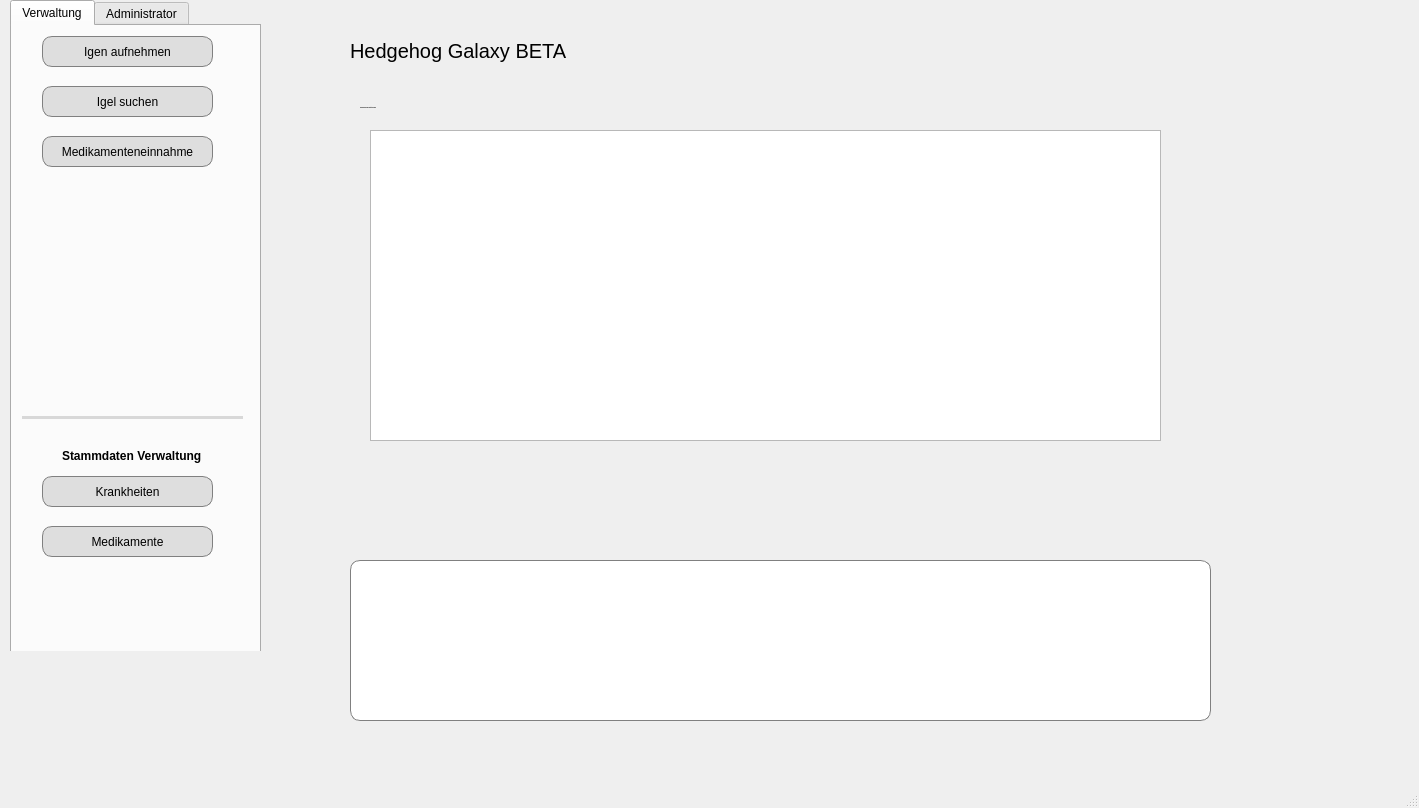
This is libary/hgalaxy.ui in n1kozor/HedgehogGalaxy as Qt 5 draws it before an edit. The edited form follows.
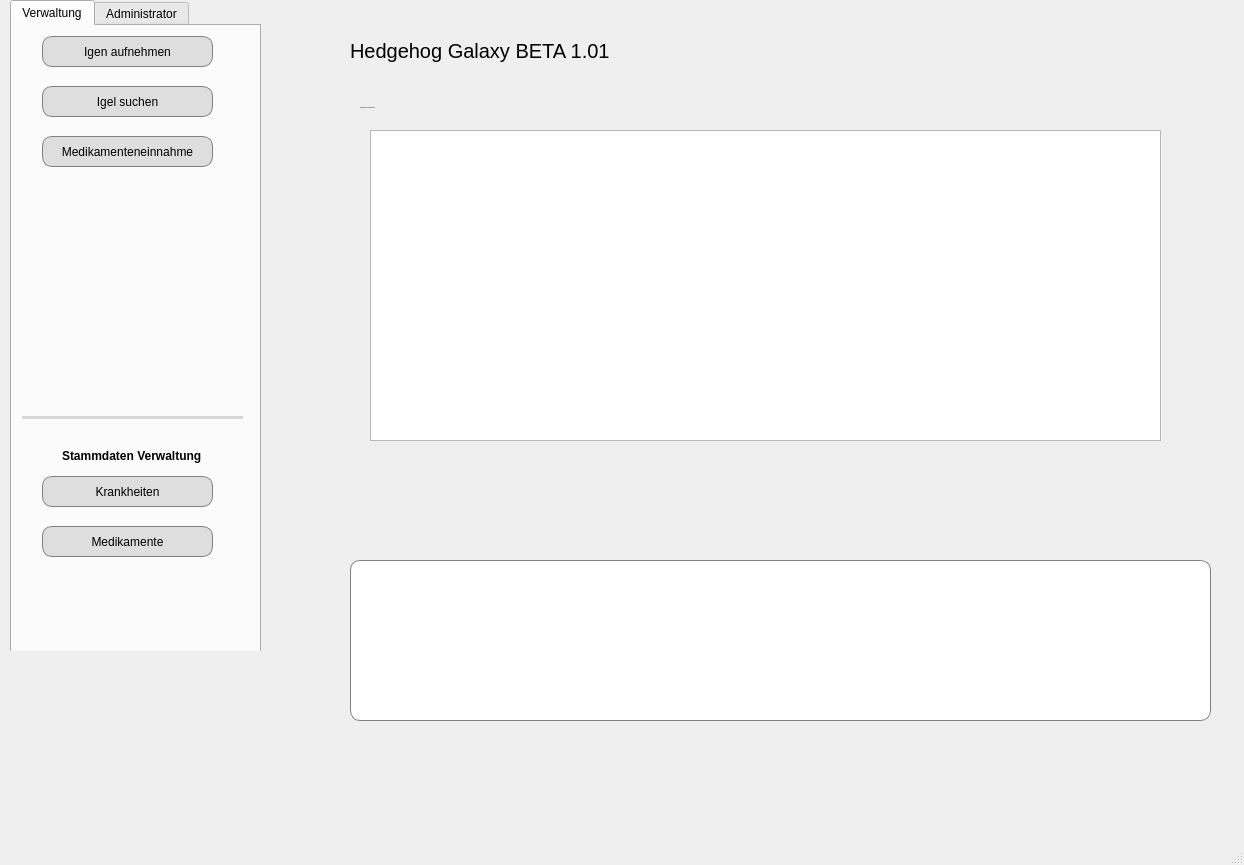
This is the edited form. The open tabs and pages were chosen to show the change. Icons and pictures are not drawn.

The edit to the form file:
```diff
--- a/libary/hgalaxy.ui
+++ b/libary/hgalaxy.ui
@@ -6,8 +6,8 @@
    <rect>
     <x>0</x>
     <y>0</y>
-    <width>1419</width>
-    <height>808</height>
+    <width>1244</width>
+    <height>865</height>
    </rect>
   </property>
   <property name="windowTitle">
@@ -919,8 +919,6 @@
       <property name="font">
        <font>
         <pointsize>-1</pointsize>
-        <weight>75</weight>
-        <bold>true</bold>
        </font>
       </property>
       <property name="cursor">
@@ -938,7 +936,7 @@
        <rect>
         <x>0</x>
         <y>10</y>
-        <width>241</width>
+        <width>291</width>
         <height>41</height>
        </rect>
       </property>
@@ -946,7 +944,7 @@
        <string notr="true">font-size: 20px</string>
       </property>
       <property name="text">
-       <string>Hedgehog Galaxy BETA</string>
+       <string>Hedgehog Galaxy BETA 1.01</string>
       </property>
      </widget>
      <widget class="QListWidget" name="init_list">
@@ -1914,10 +1912,10 @@
    <widget class="QLabel" name="label_status">
     <property name="geometry">
      <rect>
-      <x>1170</x>
-      <y>20</y>
-      <width>151</width>
-      <height>51</height>
+      <x>1060</x>
+      <y>740</y>
+      <width>16</width>
+      <height>16</height>
      </rect>
     </property>
     <property name="text">
```
Left out of the diff: 15 changed lines with no effect on the pictures.
